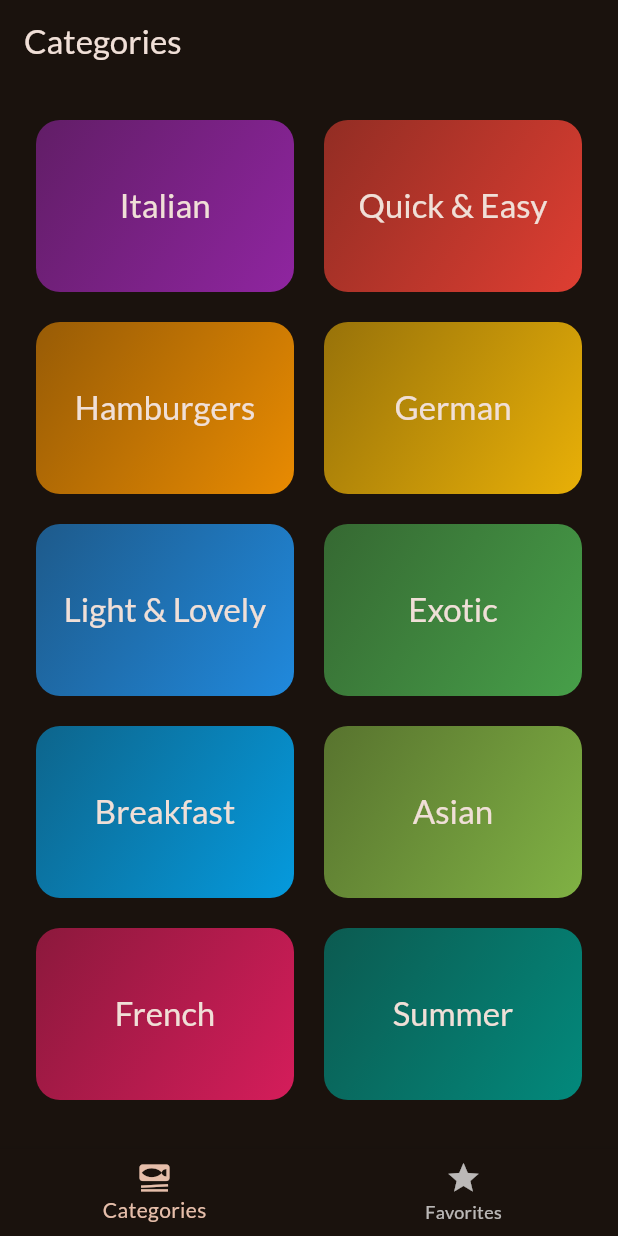
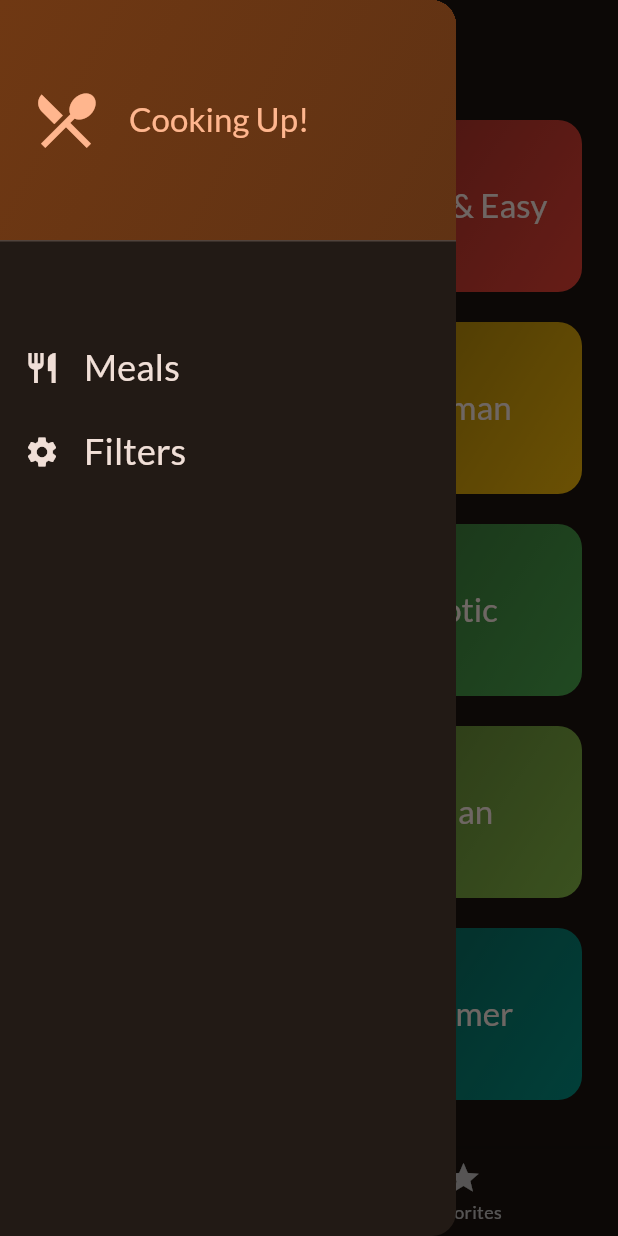
Before and after one commit to raphaelpinel/flutter-means, a Flutter app: the screen it shows after launch, with the side drawer open (before the commit the screen has no drawer), on a phone screen of 412 x 824 dp. Run offline on Flutter 3.47's test engine with Material 3 defaults, Android fonts, the phone set to English and light mode, and no system bars; our stand-ins replace google_fonts, transparent_image.

Commit message:
Add drawer and filters page

```diff
--- a/lib/screens/categories.dart
+++ b/lib/screens/categories.dart
@@ -6,13 +6,17 @@ import 'package:meals/screens/meals.dart';
 import 'package:meals/widgets/category_grid_item.dart';
 
 class CategoriesScreen extends StatelessWidget {
-  const CategoriesScreen({super.key, required this.onToggleFavorite});
+  const CategoriesScreen(
+      {super.key,
+      required this.onToggleFavorite,
+      required this.availableMeals});
 
   final Function(Meal meal) onToggleFavorite;
+  final List<Meal> availableMeals;
 
   void _selectCategory(BuildContext context, Category category) {
     Navigator.push(context, MaterialPageRoute(builder: (context) {
-      final meals = dummyMeals.where((meal) {
+      final meals = availableMeals.where((meal) {
         return meal.categories.contains(category.id);
       }).toList();
       return MealsScreen(
--- a/lib/screens/tabs.dart
+++ b/lib/screens/tabs.dart
@@ -1,7 +1,17 @@
 import 'package:flutter/material.dart';
+import 'package:meals/data/dummy_data.dart';
 import 'package:meals/models/meal.dart';
 import 'package:meals/screens/categories.dart';
+import 'package:meals/screens/filters.dart';
 import 'package:meals/screens/meals.dart';
+import 'package:meals/widgets/main_drawer.dart';
+
+const kInitialFilters = {
+  Filter.glutenFree: false,
+  Filter.lactoseFree: false,
+  Filter.vegetarian: false,
+  Filter.vegan: false,
+};
 
 class TabsScreen extends StatefulWidget {
   const TabsScreen({super.key});
@@ -13,6 +23,7 @@ class TabsScreen extends StatefulWidget {
 class _TabsScreenState extends State<TabsScreen> {
   int _selectedPageIndex = 0;
   final List<Meal> _favoriteMeals = [];
+  Map<Filter, bool> _selectedFilters = kInitialFilters;
 
   void _showInfoMessage(String message) {
     ScaffoldMessenger.of(context).clearSnackBars();
@@ -41,10 +52,42 @@ class _TabsScreenState extends State<TabsScreen> {
     });
   }
 
+  void _setScreen(String route) async {
+    Navigator.of(context).pop();
+    if (route == 'filters') {
+      final result =
+          await Navigator.of(context).push<Map<Filter, bool>>(MaterialPageRoute(
+              builder: ((context) => FiltersScreen(
+                    currentFilters: _selectedFilters,
+                  ))));
+
+      setState(() {
+        _selectedFilters = result ?? kInitialFilters;
+      });
+    }
+  }
+
   @override
   Widget build(BuildContext context) {
+    final availableMeals = dummyMeals.where((meal) {
+      if (_selectedFilters[Filter.glutenFree]! && !meal.isGlutenFree) {
+        return false;
+      }
+      if (_selectedFilters[Filter.lactoseFree]! && !meal.isLactoseFree) {
+        return false;
+      }
+      if (_selectedFilters[Filter.vegetarian]! && !meal.isVegetarian) {
+        return false;
+      }
+      if (_selectedFilters[Filter.vegan]! && !meal.isVegan) {
+        return false;
+      }
+      return true;
+    }).toList();
+
     Widget activePage = CategoriesScreen(
       onToggleFavorite: _toggleMealFavoriteStatus,
+      availableMeals: availableMeals,
     );
     var activePageTitle = 'Categories';
     if (_selectedPageIndex == 1) {
@@ -56,6 +99,9 @@ class _TabsScreenState extends State<TabsScreen> {
     return Scaffold(
       appBar: AppBar(
         title: Text(activePageTitle),
+      ),
+      drawer: MainDrawer(
+        onSelectScreen: _setScreen,
       ),
       body: activePage,
       bottomNavigationBar: BottomNavigationBar(
--- /dev/null
+++ b/lib/widgets/main_drawer.dart
@@ -0,0 +1,84 @@
+import 'package:flutter/material.dart';
+
+class MainDrawer extends StatelessWidget {
+  const MainDrawer({super.key, required this.onSelectScreen});
+
+  final Function(String route) onSelectScreen;
+  @override
+  Widget build(BuildContext context) {
+    return Drawer(
+      child: Column(
+        children: [
+          DrawerHeader(
+            padding: const EdgeInsets.all(20),
+            decoration: BoxDecoration(
+              gradient: LinearGradient(
+                colors: [
+                  Theme.of(context).colorScheme.primaryContainer,
+                  Theme.of(context)
+                      .colorScheme
+                      .primaryContainer
+                      .withOpacity(0.8),
+                ],
+                begin: Alignment.topLeft,
+                end: Alignment.bottomRight,
+              ),
+              color: Theme.of(context).colorScheme.primary,
+            ),
+            child: Row(
+              children: [
+                Icon(
+                  Icons.restaurant_menu,
+                  size: 48,
+                  color: Theme.of(context).colorScheme.primary,
+                ),
+                const SizedBox(
+                  width: 18,
+                ),
+                Text(
+                  'Cooking Up!',
+                  style: Theme.of(context).textTheme.titleLarge!.copyWith(
+                        color: Theme.of(context).colorScheme.primary,
+                      ),
+                ),
+              ],
+            ),
+          ),
+          const SizedBox(
+            height: 48,
+          ),
+          ListTile(
+            leading: Icon(
+              Icons.restaurant,
+              color: Theme.of(context).colorScheme.onBackground,
+            ),
+            title: Text('Meals',
+                style: Theme.of(context).textTheme.titleSmall!.copyWith(
+                      color: Theme.of(context).colorScheme.onBackground,
+                      fontSize: 24,
+                    )),
+            onTap: () {
+              onSelectScreen('meals');
+              // Navigator.of(context).pushReplacementNamed('/');
+            },
+          ),
+          ListTile(
+            leading: Icon(
+              Icons.settings,
+              color: Theme.of(context).colorScheme.onBackground,
+            ),
+            title: Text('Filters',
+                style: Theme.of(context).textTheme.titleSmall!.copyWith(
+                      color: Theme.of(context).colorScheme.onBackground,
+                      fontSize: 24,
+                    )),
+            onTap: () {
+              onSelectScreen('filters');
+              // Navigator.of(context).pushReplacementNamed('/settings');
+            },
+          ),
+        ],
+      ),
+    );
+  }
+}
```
Also changed, not shown: lib/screens/filters.dart (added, +144 -0 lines).
